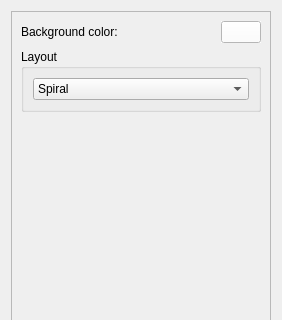
anlambert/tulip, file plugins/view/PixelOrientedView/PixelOrientedOptionsWidget.ui: the form before one commit; both pictures show x 0 to 282 and y 0 to 320 of the 282 by 570 pixel window.
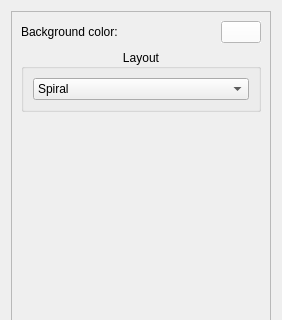
The form after the commit. Custom widgets are drawn as their Qt base class.

Diff of the .ui file:
```diff
--- a/plugins/view/PixelOrientedView/PixelOrientedOptionsWidget.ui
+++ b/plugins/view/PixelOrientedView/PixelOrientedOptionsWidget.ui
@@ -153,6 +153,9 @@
         <property name="title">
          <string>Layout</string>
         </property>
+        <property name="alignment">
+         <set>Qt::AlignCenter</set>
+        </property>
         <layout class="QVBoxLayout" name="verticalLayout">
          <item>
           <widget class="QComboBox" name="layoutTypeCB">
```
